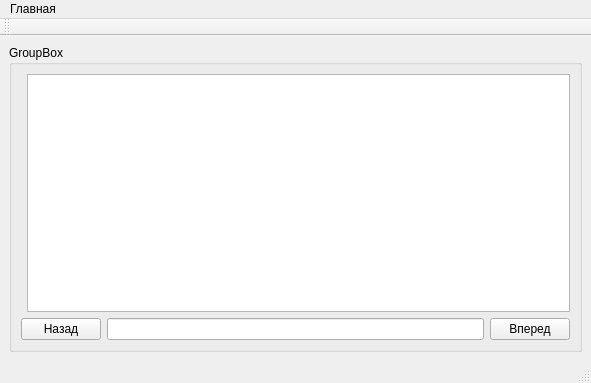
Before: the Qt Designer form testmode.ui in TeddyReady/MathTasksRenderer, drawn with Qt 5.
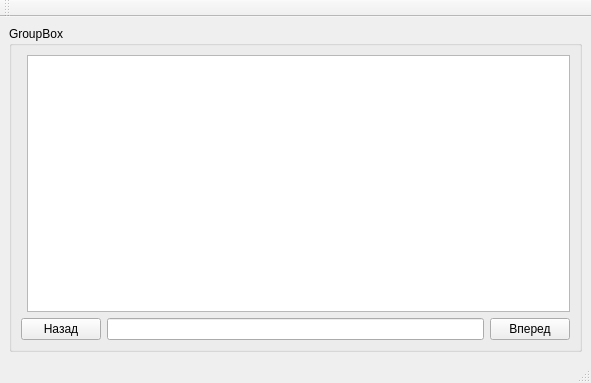
After: the same form once the commit is applied.

Patch:
```diff
--- a/testmode.ui
+++ b/testmode.ui
@@ -70,23 +70,6 @@
     </item>
    </layout>
   </widget>
-  <widget class="QMenuBar" name="menubar">
-   <property name="geometry">
-    <rect>
-     <x>0</x>
-     <y>0</y>
-     <width>591</width>
-     <height>20</height>
-    </rect>
-   </property>
-   <widget class="QMenu" name="menu">
-    <property name="title">
-     <string>Главная</string>
-    </property>
-    <addaction name="action"/>
-   </widget>
-   <addaction name="menu"/>
-  </widget>
   <widget class="QStatusBar" name="statusbar"/>
   <widget class="QToolBar" name="toolBar">
    <property name="windowTitle">
```
Left out of the diff: 71 changed lines with no effect on the pictures.
